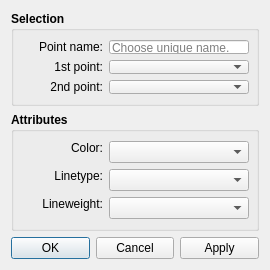
Old version of the form src/libs/vtools/dialogs/tools/point_intersectxy_dialog.ui in the repository FashionFreedom/Seamly2D.
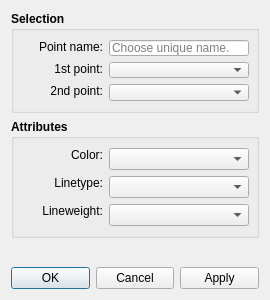
New version of the form. Icons and pictures are not drawn. Custom widgets are drawn as their Qt base class.

Commit message:
fix intersectxy dialog
Set vertical property in the dialog to preferred to allow it to expand vertically.

Diff of the .ui file:
```diff
--- a/src/libs/vtools/dialogs/tools/point_intersectxy_dialog.ui
+++ b/src/libs/vtools/dialogs/tools/point_intersectxy_dialog.ui
@@ -7,11 +7,11 @@
     <x>0</x>
     <y>0</y>
     <width>270</width>
-    <height>270</height>
+    <height>300</height>
    </rect>
   </property>
   <property name="sizePolicy">
-   <sizepolicy hsizetype="Preferred" vsizetype="Fixed">
+   <sizepolicy hsizetype="Preferred" vsizetype="Preferred">
     <horstretch>0</horstretch>
     <verstretch>0</verstretch>
    </sizepolicy>
@@ -447,6 +447,19 @@
      </layout>
     </widget>
    </item>
+   <item>
+    <spacer name="verticalSpacer">
+     <property name="orientation">
+      <enum>Qt::Vertical</enum>
+     </property>
+     <property name="sizeHint" stdset="0">
+      <size>
+       <width>20</width>
+       <height>40</height>
+      </size>
+     </property>
+    </spacer>
+   </item>
    <item>
     <widget class="QDialogButtonBox" name="buttonBox">
      <property name="orientation">
```
